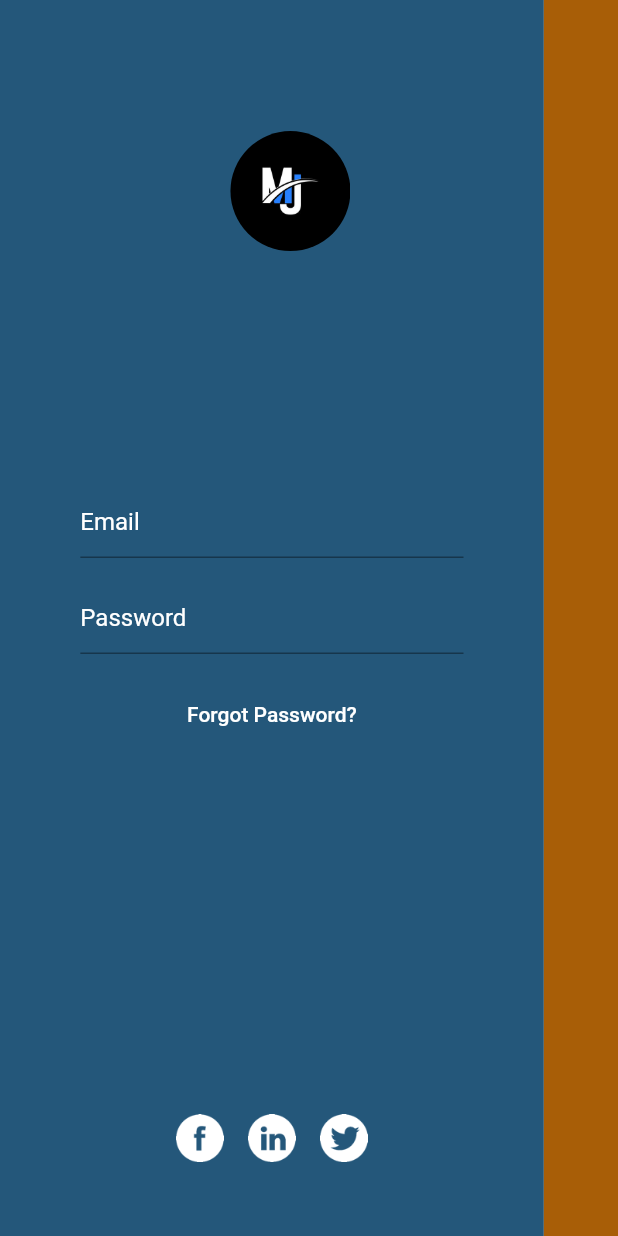
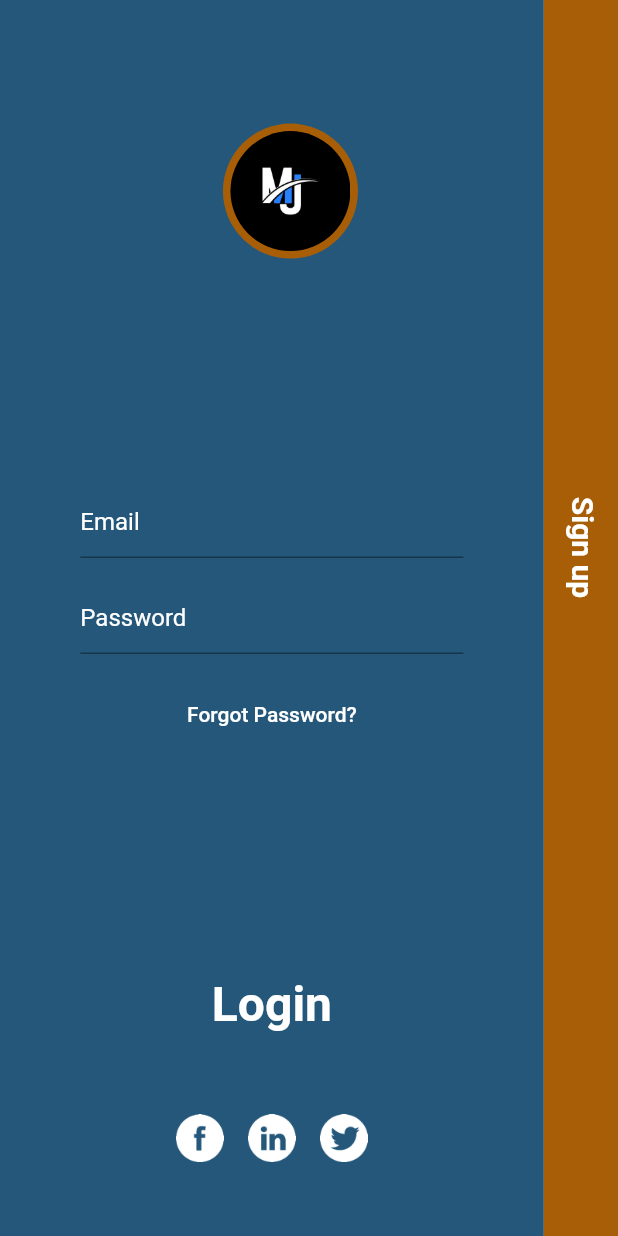
Before and after one commit to javedmughal-058/animated_login_signup_page_in_flutter, a Flutter app: the screen it shows after launch, on a phone screen of 412 x 824 dp. Run offline on Flutter 3.47's test engine with Material 2 defaults, Android fonts, the phone set to English and light mode, and no system bars; our stand-ins replace flutter_svg.

Commit message:
Update Auth_Screen.dart

```diff
--- a/lib/Auth_Screen.dart
+++ b/lib/Auth_Screen.dart
@@ -1,3 +1,5 @@
+import 'dart:math';
+
 import 'package:animated_login_signup_page_in_flutter/widgets/login_form.dart';
 import 'package:animated_login_signup_page_in_flutter/widgets/sign_up_form.dart';
 import 'package:animated_login_signup_page_in_flutter/widgets/socal_buttons.dart';
@@ -6,37 +8,85 @@ import 'package:flutter_svg/svg.dart';
 
 import 'constants.dart';
 
-class AuthScreen extends StatelessWidget {
+class AuthScreen extends StatefulWidget {
   const AuthScreen({Key? key}) : super(key: key);
 
   @override
+  State<AuthScreen> createState() => _AuthScreenState();
+}
+
+class _AuthScreenState extends State<AuthScreen> with SingleTickerProviderStateMixin{
+  bool _isShowSignUp =false;
+  late AnimationController _animationController;
+  late Animation<double> _animationTextRoate ;
+  void setUpAnimation(){
+    _animationController = AnimationController(vsync: this, duration: defaultDuration);
+    _animationTextRoate = Tween<double>(begin: 0, end: 90).animate(_animationController);
+  }
+
+  void updateView(){
+    setState(() {
+      _isShowSignUp = !_isShowSignUp;
+    });
+    _isShowSignUp ? _animationController.forward() : _animationController.reverse();
+  }
+
+
+  @override
+  void initState() {
+    // TODO: implement initState
+    setUpAnimation();
+    super.initState();
+  }
+
+   @override
+  void dispose() {
+    // TODO: implement dispose
+     _animationController.dispose();
+      super.dispose();
+
+  }
+  @override
   Widget build(BuildContext context) {
     final size = MediaQuery.of(context).size;
+
     return SafeArea(
       child: Scaffold(
-        body: Stack(
+        body: AnimatedBuilder(
+          animation: _animationController,
+          builder: (context, _) {
+            return Stack(
               children: [
-             Positioned(
+                //login
+                 AnimatedPositioned(
+                   duration: defaultDuration,
                      width: size.width*0.88,
                      height: size.height,
+                     left: _isShowSignUp ? -size.width*0.76 : 0,
                      child: Container(
                        color: login_bg,
                        child: const LoginForm(),
                  )),
-            Positioned(
+                //Signup
+                AnimatedPositioned(
+                    duration: defaultDuration,
+                    height: size.height,
                     width: size.width*0.88,
-                height: size.height,
-                left: size.width*0.88,
+                    left: _isShowSignUp ? size.width*0.12 : size.width*0.88,
                     child: Container(
                       color: signup_bg,
                       child: const SignUpForm(),
                     )),
-            Positioned(
+                //logo
+                AnimatedPositioned(
+                  duration: defaultDuration,
                   top: size.height*0.1,
-                right: size.width*0.06,
                     left: 0,
+                    right: _isShowSignUp? -size.width*0.06: size.width*0.06,
+                    child: AnimatedSwitcher(
+                      duration: defaultDuration,
                       child: CircleAvatar(
-                  backgroundColor: Colors.transparent,
+                        backgroundColor: _isShowSignUp ? login_bg : signup_bg,
                         radius: 45,
                         child: ClipOval(
                           child: Image.asset("assets/mj.jpg",
@@ -47,13 +97,90 @@ class AuthScreen extends StatelessWidget {
                         ),
                       ),
                     ),
-            Positioned(
+                ),
+                //Social Buttons
+                AnimatedPositioned(
+                  duration: defaultDuration,
                   bottom: size.width*0.1,
                   width: size.width,
-              right: size.width*0.06,
+                  right: _isShowSignUp? -size.width*0.06: size.width*0.06,
                   child: const SocalButtns(),
                 ),
+
+                //LoginText
+                AnimatedPositioned(
+                  duration: defaultDuration,
+                  bottom: _isShowSignUp ? size.height/2 - 80  : size.width*0.3,
+                  left: _isShowSignUp? 0 : size.width*0.44 - 80,
+                  child: AnimatedDefaultTextStyle(
+                    duration: defaultDuration,
+                    textAlign: TextAlign.center,
+                    style:TextStyle(
+                        fontSize:_isShowSignUp?20 :32, fontWeight: FontWeight.bold,
+                        color: Colors.white
+                    ),
+                    child: Transform.rotate(
+                      angle: -_animationTextRoate.value * pi/180,
+                      alignment: Alignment.topLeft,
+                      child: InkWell(
+                        onTap: (){
+                          if(_isShowSignUp){
+                            updateView();
+                          }
+                          else{
+                            //Login
+                          }
+                        },
+                        child: Container(
+                          padding: const EdgeInsets.symmetric(
+                              vertical: defaultPadding * 0.75),
+                          width: 160,
+                          // color: Colors.amber,
+                          child: const Text('Login', textAlign: TextAlign.center,),
+                        ),
+                      ),
+                    ),
+                  ),
+                ),
+
+                //SignupText
+                AnimatedPositioned(
+                  duration: defaultDuration,
+                  bottom: !_isShowSignUp ? size.height/2 - 80 : size.width*0.3,
+                  right: _isShowSignUp? size.width*0.44 - 80 :0,
+                  child: AnimatedDefaultTextStyle(
+                    duration: defaultDuration,
+                    textAlign: TextAlign.center,
+                    style:TextStyle(
+                        fontSize:!_isShowSignUp?20 :32, fontWeight: FontWeight.bold,
+                        color: Colors.white
+                    ),
+                    child: Transform.rotate(
+                      angle: (90 -_animationTextRoate.value) * pi/180,
+                      alignment: Alignment.topRight,
+                      child: InkWell(
+                        onTap: (){
+                          if(_isShowSignUp){
+                            //Signup
+                          }
+                          else{
+                            updateView();
+                          }
+                        },
+                        child: Container(
+                          padding: const EdgeInsets.symmetric(
+                              vertical: defaultPadding * 0.75),
+                          width: 160,
+                          // color: Colors.amber,
+                          child: const Text('Sign up', textAlign: TextAlign.center,),
+                        ),
+                      ),
+                    ),
+                  ),
+                ),
               ],
+            );
+          }
         ),
       ),
     );
```
Lines whose indentation alone changed are shown as unchanged.
